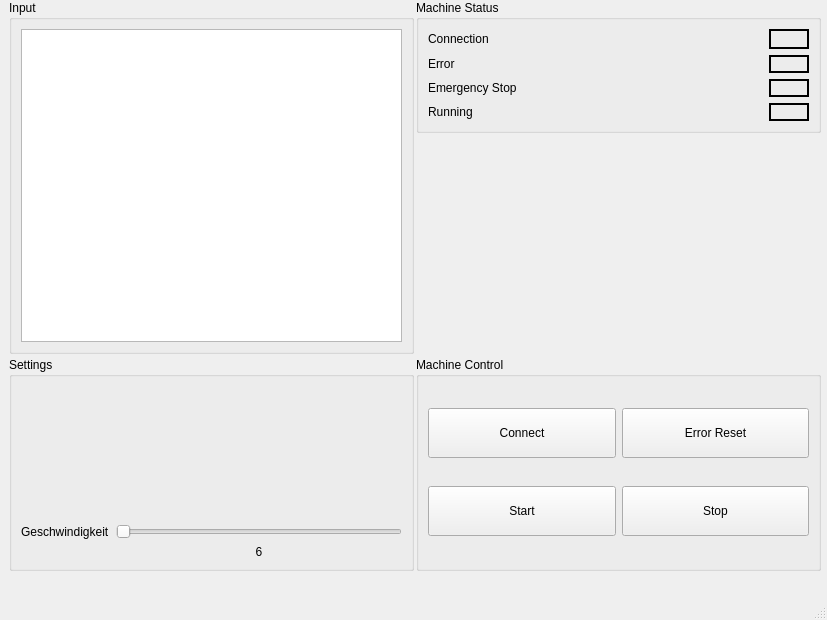
C4llmeNomad/SQS-Semesterarbeit, file Anwendung/SQS-Semesterarbeit/SQS-Semesterarbeit/mainwindow.ui: the form before one commit.
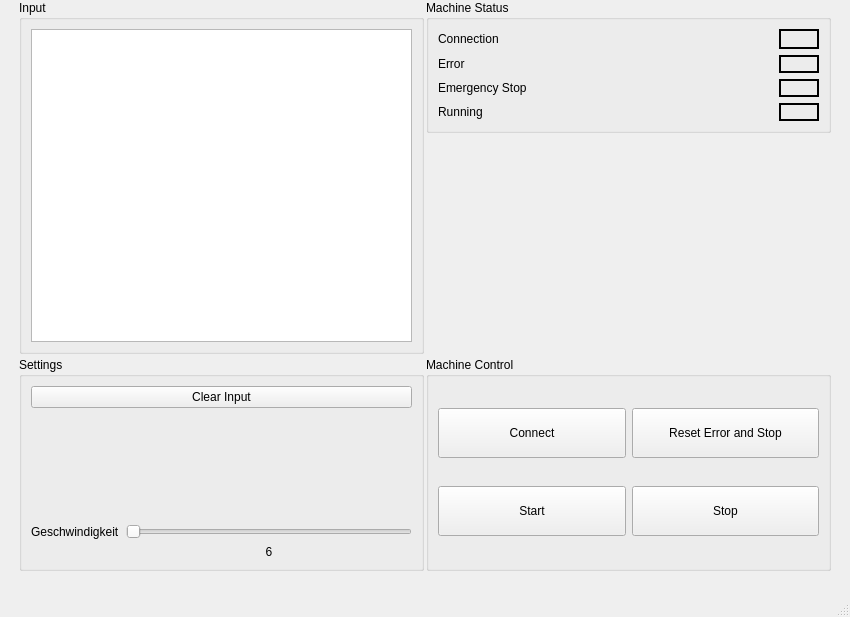
The form after the commit.

```diff
--- a/Anwendung/SQS-Semesterarbeit/SQS-Semesterarbeit/mainwindow.ui
+++ b/Anwendung/SQS-Semesterarbeit/SQS-Semesterarbeit/mainwindow.ui
@@ -6,18 +6,30 @@
    <rect>
     <x>0</x>
     <y>0</y>
-    <width>827</width>
-    <height>620</height>
+    <width>850</width>
+    <height>617</height>
    </rect>
   </property>
   <property name="windowTitle">
    <string>SQS Semesterarbeit</string>
   </property>
   <widget class="QWidget" name="centralwidget">
+   <property name="sizePolicy">
+    <sizepolicy hsizetype="Fixed" vsizetype="Fixed">
+     <horstretch>0</horstretch>
+     <verstretch>0</verstretch>
+    </sizepolicy>
+   </property>
+   <property name="maximumSize">
+    <size>
+     <width>840</width>
+     <height>600</height>
+    </size>
+   </property>
    <widget class="QWidget" name="gridLayoutWidget">
     <property name="geometry">
      <rect>
-      <x>0</x>
+      <x>10</x>
       <y>0</y>
       <width>821</width>
       <height>571</height>
@@ -223,7 +235,7 @@
            </size>
           </property>
           <property name="text">
-           <string>Error Reset</string>
+           <string>Reset Error and Stop</string>
           </property>
          </widget>
         </item>
@@ -239,35 +251,6 @@
          </property>
          <layout class="QGridLayout" name="gridLayout_5">
           <item row="1" column="1">
-           <widget class="QSlider" name="horizontalSlider_speed">
-            <property name="minimum">
-             <number>1</number>
-            </property>
-            <property name="maximum">
-             <number>10</number>
-            </property>
-            <property name="pageStep">
-             <number>5</number>
-            </property>
-            <property name="value">
-             <number>1</number>
-            </property>
-            <property name="orientation">
-             <enum>Qt::Horizontal</enum>
-            </property>
-           </widget>
-          </item>
-          <item row="3" column="1">
-           <widget class="QLabel" name="label_speedValue">
-            <property name="text">
-             <string>6</string>
-            </property>
-            <property name="alignment">
-             <set>Qt::AlignCenter</set>
-            </property>
-           </widget>
-          </item>
-          <item row="0" column="1">
            <spacer name="verticalSpacer">
             <property name="orientation">
              <enum>Qt::Vertical</enum>
@@ -280,13 +263,49 @@
             </property>
            </spacer>
           </item>
-          <item row="1" column="0">
+          <item row="4" column="1">
+           <widget class="QLabel" name="label_speedValue">
+            <property name="text">
+             <string>6</string>
+            </property>
+            <property name="alignment">
+             <set>Qt::AlignCenter</set>
+            </property>
+           </widget>
+          </item>
+          <item row="2" column="1">
+           <widget class="QSlider" name="horizontalSlider_speed">
+            <property name="minimum">
+             <number>1</number>
+            </property>
+            <property name="maximum">
+             <number>10</number>
+            </property>
+            <property name="pageStep">
+             <number>5</number>
+            </property>
+            <property name="value">
+             <number>1</number>
+            </property>
+            <property name="orientation">
+             <enum>Qt::Horizontal</enum>
+            </property>
+           </widget>
+          </item>
+          <item row="2" column="0">
            <widget class="QLabel" name="label_speed">
             <property name="text">
              <string>Geschwindigkeit</string>
             </property>
            </widget>
           </item>
+          <item row="0" column="0" colspan="2">
+           <widget class="QPushButton" name="pushButton_clearInput">
+            <property name="text">
+             <string>Clear Input</string>
+            </property>
+           </widget>
+          </item>
          </layout>
         </widget>
        </item>
```
Left out of the diff: 112 changed lines with no effect on the pictures.
